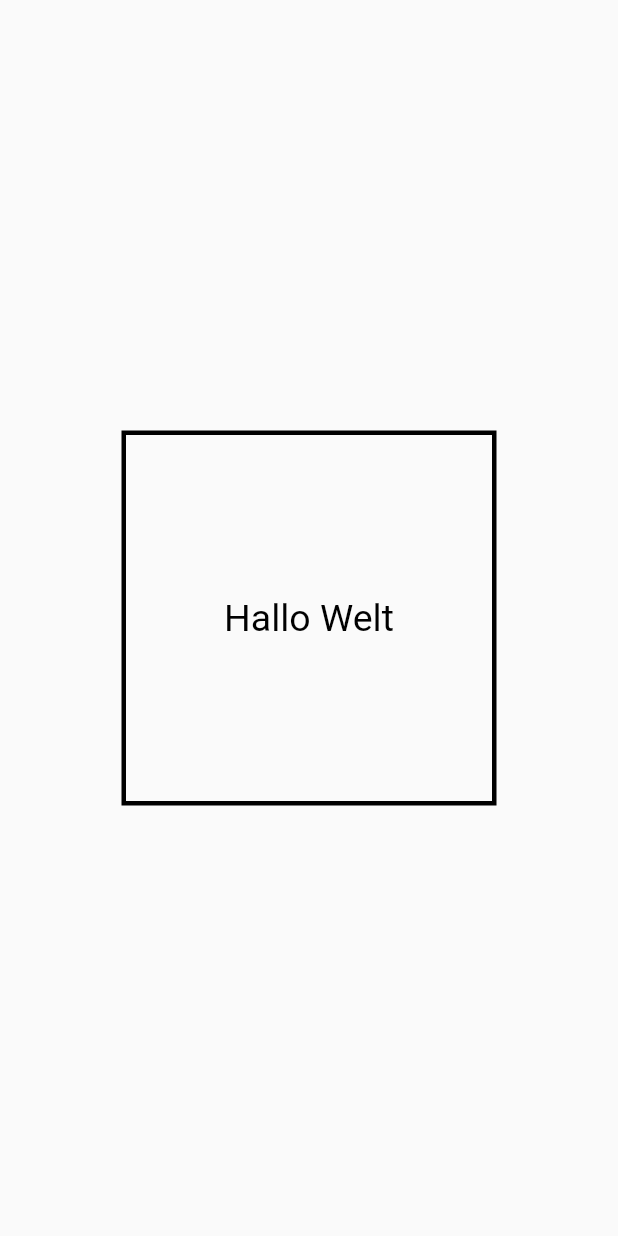
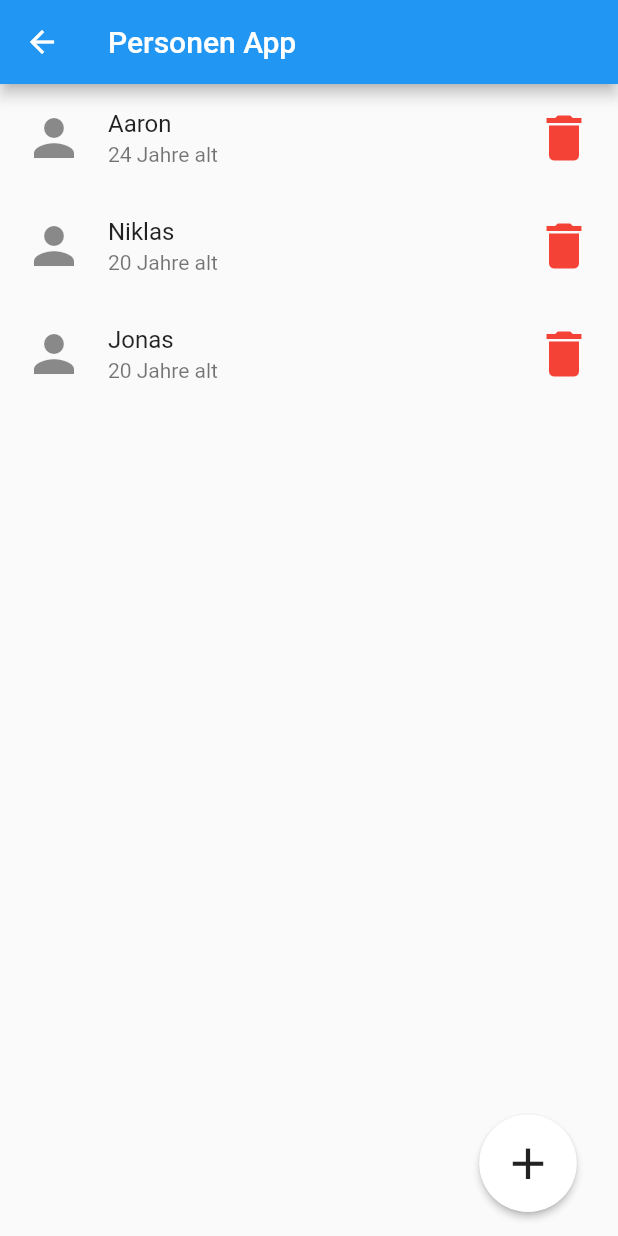
Before and after one commit to PhillipLandro/flutter_demo, a Flutter app: the StartPage screen opened directly, on a phone screen of 412 x 824 dp. Run offline on Flutter 3.47's test engine with Material 2 defaults, Android fonts, the phone set to English and light mode, and no system bars.

Commit message:
person list view

```diff
--- a/lib/main.dart
+++ b/lib/main.dart
@@ -1,4 +1,5 @@
 import 'package:flutter/material.dart';
+import 'package:flutter_demo/pages/addPerson.dart';
 import 'package:flutter_demo/pages/start.dart';
 
 void main() {
@@ -6,13 +7,13 @@ void main() {
 }
 
 class App extends StatelessWidget{
-  const App();
+  const App({Key? key}) : super(key: key);
 
   @override
   Widget build(BuildContext context) {
-    return const MaterialApp(
+    return MaterialApp(
       home: SafeArea(
-        child: StartPage()
+        child: AddPersonPage() //StartPage(key: UniqueKey())
       ),
     );
   }
--- /dev/null
+++ b/lib/objects/person.dart
@@ -0,0 +1,19 @@
+class Person {
+
+  String _name = "dummy";
+  int _alter = 69;
+
+  Person(String pName, int pAlter){
+    _name = pName;
+    _alter = pAlter;
+  }
+
+  String getName(){
+    return _name;
+  }
+
+  int getAlter(){
+    return _alter;
+  }
+
+}
--- a/lib/pages/start.dart
+++ b/lib/pages/start.dart
@@ -1,27 +1,107 @@
 import 'package:flutter/material.dart';
+import 'package:flutter_demo/objects/person.dart';
 
-class StartPage extends StatelessWidget {
-  const StartPage();
+class StartPage extends StatefulWidget {
+  StartPage({Key? key}) : super(key: key);
+
+  @override
+  State<StatefulWidget> createState() {
+    return _StartPage();
+  }
+}
+
+class _StartPage extends State<StartPage> {
+  List<Person> personen = [
+    Person("Aaron", 24),
+    Person("Niklas", 20),
+    Person("Jonas", 20),
+  ];
 
   @override
   Widget build(BuildContext context) {
     return Scaffold(
+      appBar: AppBar(
+        title: const Text("Personen App"),
+        backgroundColor: Colors.blue,
+      ),
       body: Padding(
-         padding: const EdgeInsets.all(15),
-         child: Center(
-           child: Container(
-            decoration: BoxDecoration(border: Border.all(width: 3)),
-            width: 250,
-            height: 250,
-            alignment: Alignment.center,
-            child: const Text(
-                "Hallo Welt",
-                style: TextStyle(fontSize: 25, color: Colors.black),
+        padding: const EdgeInsets.only(bottom: 80),
+        child: ListView.builder(
+          itemCount: personen.length,
+          itemBuilder: (BuildContext contex, int index) {
+            return ListTile(
+              leading: const Icon(
+                Icons.person,
+                size: 40,
               ),
-          ),
-         )
-
+              trailing: InkWell(
+                onTap: () {
+                  ScaffoldMessenger.of(context)
+                      .showSnackBar(mySnackbar(personen[index].getName()));
+                  setState(() {
+                    personen.removeAt(index);
+                  });
+                },
+                child: const Icon(
+                  Icons.delete,
+                  size: 40,
+                  color: Colors.red,
+                ),
+              ),
+              title: Text(personen[index].getName()),
+              subtitle: Text("${personen[index].getAlter()} Jahre alt"),
+            );
+          },
         ),
+      ),
+      floatingActionButton: RawMaterialButton(
+        onPressed: () {
+          setState(() {
+            personen.add(Person("Ingo", 48));
+          });
+        },
+        elevation: 2.0,
+        fillColor: Colors.white,
+        padding: const EdgeInsets.all(15.0),
+        shape: const CircleBorder(),
+        child: const Icon(
+          Icons.add,
+          size: 35.0,
+        ),
+      ),
     );
   }
+
+  SnackBar mySnackbar(String name) {
+    return SnackBar(
+      backgroundColor: Colors.green,
+      content: Text("$name wurde gelöscht!"),
+      elevation: 6,
+      behavior: SnackBarBehavior.floating,
+    );
+  }
+
+  myDialog(context) {
+    showDialog(
+        barrierDismissible: false,
+        context: context,
+        builder: (BuildContext context) {
+          return AlertDialog(
+            title: const Text("Mein Dialog"),
+            content: const Text("Hallo Welt"),
+            actions: [
+              ElevatedButton(
+                  onPressed: () {
+                    Navigator.pop(context);
+                  },
+                  child: const Text("OK")),
+              ElevatedButton(
+                  onPressed: () {
+                    Navigator.pop(context);
+                  },
+                  child: const Text("Cancel")),
+            ],
+          );
+        });
+  }
 }
```
Also changed, not shown: lib/pages/addPerson.dart (added, +20 -0 lines).
